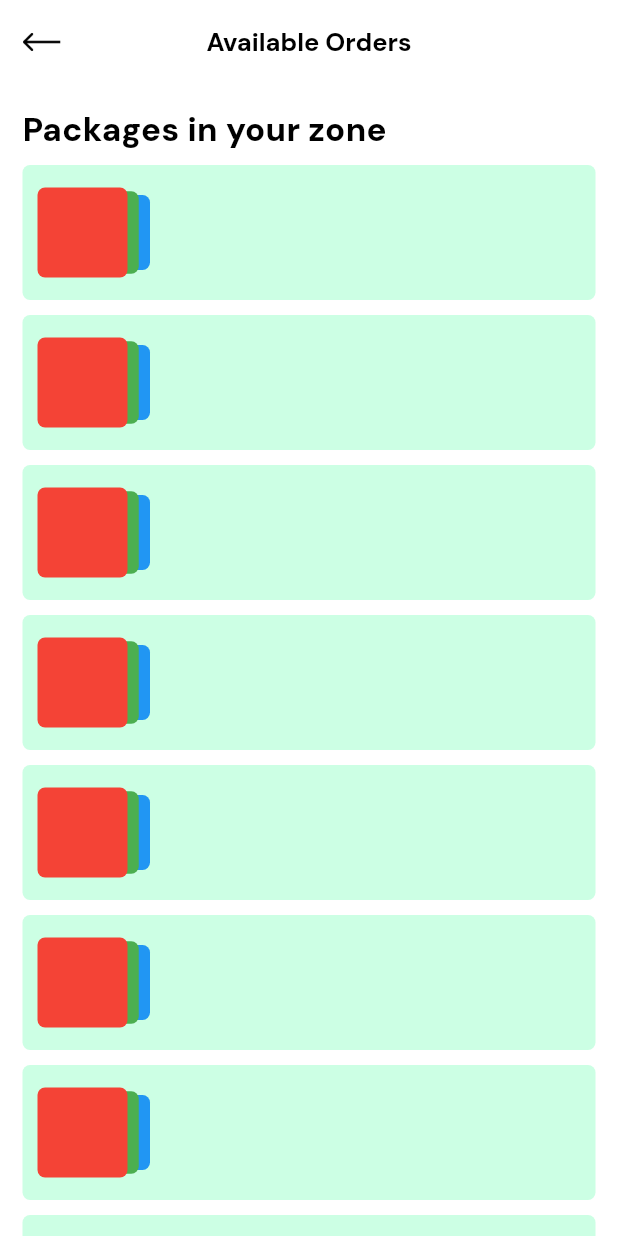
After one commit to topoika/postman_app, a Flutter app: the AvailableOrdersPage screen opened by its route, on a phone screen of 412 x 824 dp. The commit adds this screen. Run offline on Flutter 3.47's test engine with Material 3 defaults, Android fonts, the phone set to English and light mode, and no system bars; our stand-ins replace cached_network_image, cloud_firestore, firebase_auth, firebase_core, firebase_messaging, firebase_storage and 10 more; missing offline and left inert: flutter_facebook_auth, mailer, otp, place_picker; accounts and stored records are empty.

Commit message:
available packages

```diff
--- a/lib/base/data/controllers/app.controller.dart
+++ b/lib/base/data/controllers/app.controller.dart
@@ -31,6 +31,7 @@ class AppController extends MainController {
   String messagesColl = "messages";
   String packageColl = "packages";
 
+  void openDrawer() => Scaffold.of(scaffoldKey.currentContext!).openDrawer();
   Future<String> getFCM() async {
     return await firebaseMessaging.getToken().then((value) => value.toString());
   }
--- a/lib/base/data/helper/route_generator.dart
+++ b/lib/base/data/helper/route_generator.dart
@@ -1,11 +1,13 @@
 import 'package:flutter/material.dart';
 
+import '../../views/pages/available.order.dart';
 import '../../views/pages/conversation.dart';
 import '../../views/pages/dashboard.dart';
 import '../../views/pages/input/new.package.dart';
 import '../../views/pages/input/new.trip.dart';
 import '../../views/pages/input/reciever.details.dart';
 import '../../views/pages/onboading.dart';
+import '../../views/pages/order.page.dart';
 import '../../views/pages/rate.transaction.dart';
 import '../../views/pages/splash.dart';
 import '../../views/pages/trip.details.dart';
@@ -46,6 +48,11 @@ class RouteGenerator {
         return MaterialPageRoute(builder: (_) => const TripDetailsPage());
       case '/NewPackagePage':
         return MaterialPageRoute(builder: (_) => const NewPackagePage());
+      case '/AvailableOrdersPage':
+        return MaterialPageRoute(builder: (_) => const AvailableOrdersPage());
+      case '/NewOrderPage':
+        return MaterialPageRoute(
+            builder: (_) => NewOrderPage(id: args as String));
       case '/ReceiverDetailsPage':
         return MaterialPageRoute(
             builder: (_) => ReceiverDetailsPage(data: args));
--- /dev/null
+++ b/lib/base/views/pages/available.order.dart
@@ -0,0 +1,96 @@
+import 'package:flutter/material.dart';
+
+import '../components/universal.widgets.dart';
+
+class AvailableOrdersPage extends StatefulWidget {
+  const AvailableOrdersPage({super.key});
+
+  @override
+  State<AvailableOrdersPage> createState() => _AvailableOrdersPageState();
+}
+
+class _AvailableOrdersPageState extends State<AvailableOrdersPage> {
+  @override
+  void initState() {
+    super.initState();
+    // TODO: get all the packages that the user has not declined and are withing the user's address
+  }
+
+  @override
+  Widget build(BuildContext context) {
+    return Scaffold(
+      appBar: CustomAppBar(title: "Available Orders"),
+      body: ListView(
+        padding: const EdgeInsets.symmetric(horizontal: 15, vertical: 15),
+        children: [
+          const Text(
+            'Packages in your zone',
+            style: TextStyle(
+              fontSize: 22,
+              fontWeight: FontWeight.w800,
+            ),
+          ),
+          const SizedBox(height: 8),
+          ListView.builder(
+            physics: const NeverScrollableScrollPhysics(),
+            itemCount: 15,
+            shrinkWrap: true,
+            itemBuilder: (context, index) {
+              return Container(
+                padding:
+                    const EdgeInsets.symmetric(horizontal: 10, vertical: 15),
+                margin: const EdgeInsets.only(bottom: 10),
+                alignment: Alignment.centerLeft,
+                decoration: BoxDecoration(
+                  color: Theme.of(context).primaryColor,
+                  borderRadius: BorderRadius.circular(5),
+                ),
+                child: Column(
+                  children: <Widget>[
+                    Row(
+                      children: <Widget>[
+                        Container(
+                          child: Stack(
+                            alignment: Alignment.center,
+                            children: [
+                              Container(
+                                transform: Matrix4.translationValues(20, 0, 0),
+                                height: 50,
+                                width: 50,
+                                decoration: BoxDecoration(
+                                  color: Colors.blue,
+                                  borderRadius: BorderRadius.circular(5),
+                                ),
+                              ),
+                              Container(
+                                transform: Matrix4.translationValues(10, 0, 0),
+                                height: 55,
+                                width: 55,
+                                decoration: BoxDecoration(
+                                  color: Colors.green,
+                                  borderRadius: BorderRadius.circular(5),
+                                ),
+                              ),
+                              Container(
+                                height: 60,
+                                width: 60,
+                                decoration: BoxDecoration(
+                                  color: Colors.red,
+                                  borderRadius: BorderRadius.circular(5),
+                                ),
+                              ),
+                            ],
+                          ),
+                        )
+                      ],
+                    )
+                  ],
+                ),
+              );
+            },
+          )
+        ],
+      ),
+    );
+  }
+}
--- a/lib/base/views/pages/dashboard.dart
+++ b/lib/base/views/pages/dashboard.dart
@@ -2,6 +2,7 @@ import 'package:flutter/material.dart';
 
 import '../../data/controllers/app.controller.dart';
 import '../../data/helper/constants.dart';
+import '../components/home/drawer.widget.dart';
 import 'tabs/chats.dart';
 import 'tabs/home.dart';
 import 'tabs/profile.dart';
@@ -30,6 +31,7 @@ class _DashboardState extends State<Dashboard> {
         return true;
       },
       child: Scaffold(
+        drawer: const DrawerWidget(),
         body: _buildBody(),
         bottomNavigationBar: BottomNavigationBar(
           currentIndex: _currentIndex,
--- a/lib/base/views/pages/tabs/chats.dart
+++ b/lib/base/views/pages/tabs/chats.dart
@@ -24,6 +24,7 @@ class _ChatsPageState extends StateMVC<ChatsPage> {
       key: con.scaffoldKey,
       appBar: AppBar(
         leading: GestureDetector(
+          onTap: () => con.openDrawer(),
           child: const Icon(
             Icons.sort,
             size: 32,
@@ -37,7 +38,6 @@ class _ChatsPageState extends StateMVC<ChatsPage> {
         ),
         actions: [
           GestureDetector(
-            // onTap: () => con.logOut(),
             child: const Padding(
               padding: EdgeInsets.symmetric(horizontal: 15),
               child: Icon(
--- a/lib/base/views/pages/tabs/home.dart
+++ b/lib/base/views/pages/tabs/home.dart
@@ -31,6 +31,7 @@ class _HomepageState extends StateMVC<Homepage> {
       key: con.scaffoldKey,
       appBar: AppBar(
         leading: GestureDetector(
+          onTap: () => con.openDrawer(),
           child: const Icon(
             Icons.sort,
             size: 32,
--- a/lib/base/views/pages/tabs/trips.dart
+++ b/lib/base/views/pages/tabs/trips.dart
@@ -1,4 +1,3 @@
-
 import 'package:flutter/material.dart';
 import 'package:flutter_bloc/flutter_bloc.dart';
 import 'package:mvc_pattern/mvc_pattern.dart';
@@ -40,6 +39,7 @@ class _TripsPageState extends StateMVC<TripsPage> {
       key: con.scaffoldKey,
       appBar: AppBar(
         leading: GestureDetector(
+          onTap: () => con.openDrawer(),
           child: const Icon(
             Icons.sort,
             size: 32,
```
Also changed, not shown: lib/base/data/models/order.dart (added, +90 -0 lines), lib/base/data/models/package.dart (+4 -16 lines), lib/base/views/components/home/drawer.widget.dart (added, +137 -0 lines), lib/base/views/pages/order.page.dart (added, +21 -0 lines), lib/base/views/pages/tabs/profile.dart (+5 -3 lines).
